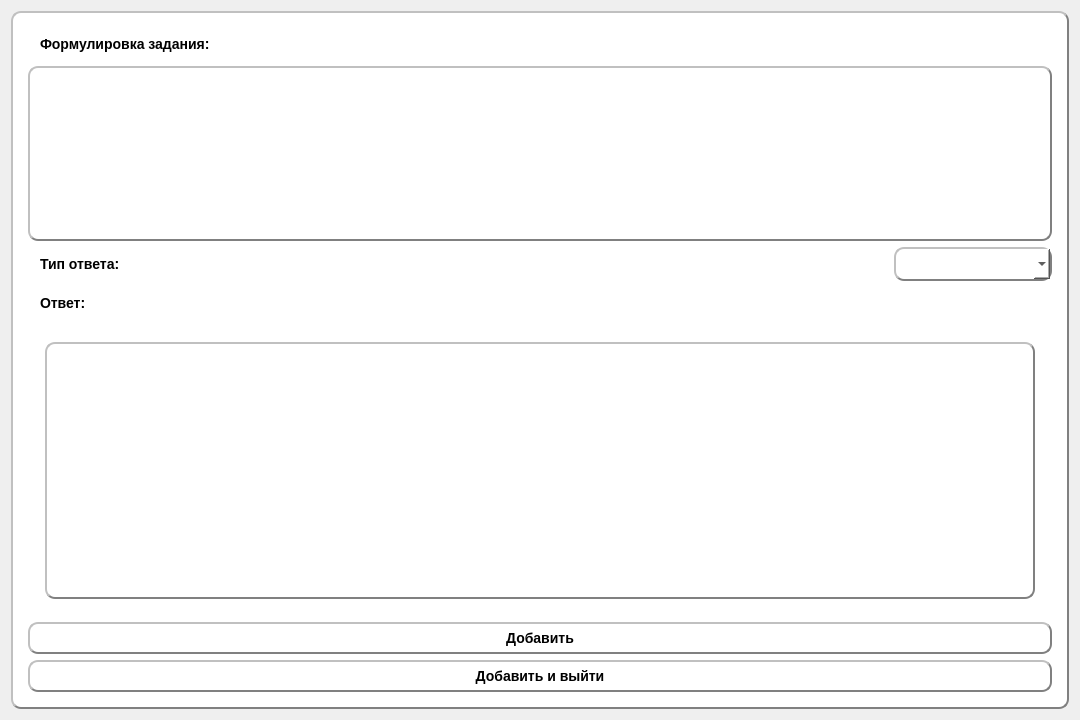
Above: questionedit.ui from Rayzedan/SystemControlStudent before the change. Below: the same form after it.
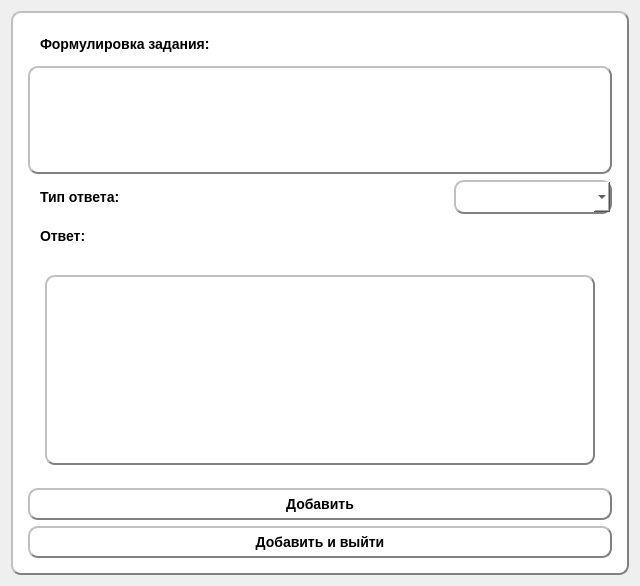
That is the form after the change.

Commit message: пофиксил размер окна

```diff
--- a/questionedit.ui
+++ b/questionedit.ui
@@ -6,14 +6,20 @@
    <rect>
     <x>0</x>
     <y>0</y>
-    <width>1080</width>
-    <height>720</height>
+    <width>640</width>
+    <height>586</height>
    </rect>
   </property>
+  <property name="sizePolicy">
+   <sizepolicy hsizetype="Fixed" vsizetype="Fixed">
+    <horstretch>0</horstretch>
+    <verstretch>0</verstretch>
+   </sizepolicy>
+  </property>
   <property name="minimumSize">
    <size>
-    <width>1080</width>
-    <height>720</height>
+    <width>640</width>
+    <height>480</height>
    </size>
   </property>
   <property name="windowTitle">
@@ -28,6 +34,7 @@
      <property name="font">
       <font>
        <pointsize>-1</pointsize>
+       <weight>75</weight>
        <italic>false</italic>
        <bold>true</bold>
       </font>
```
